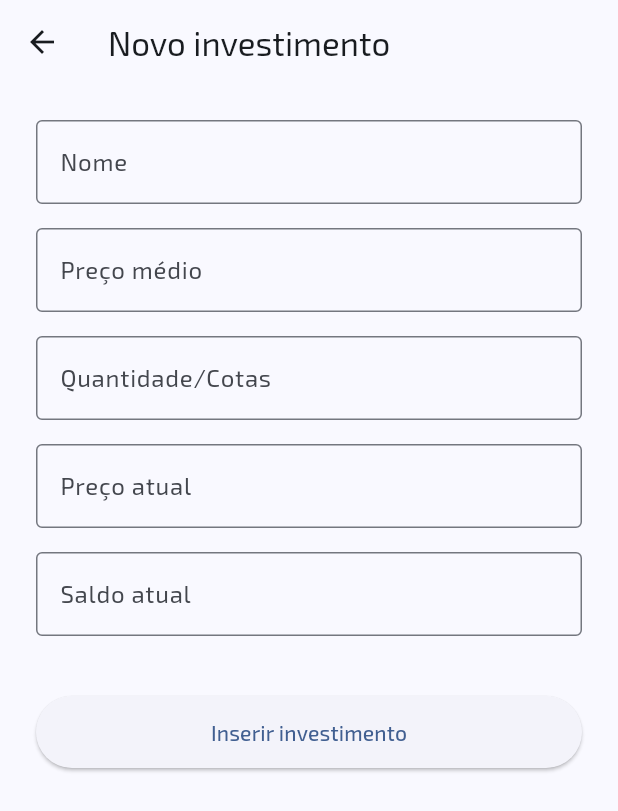
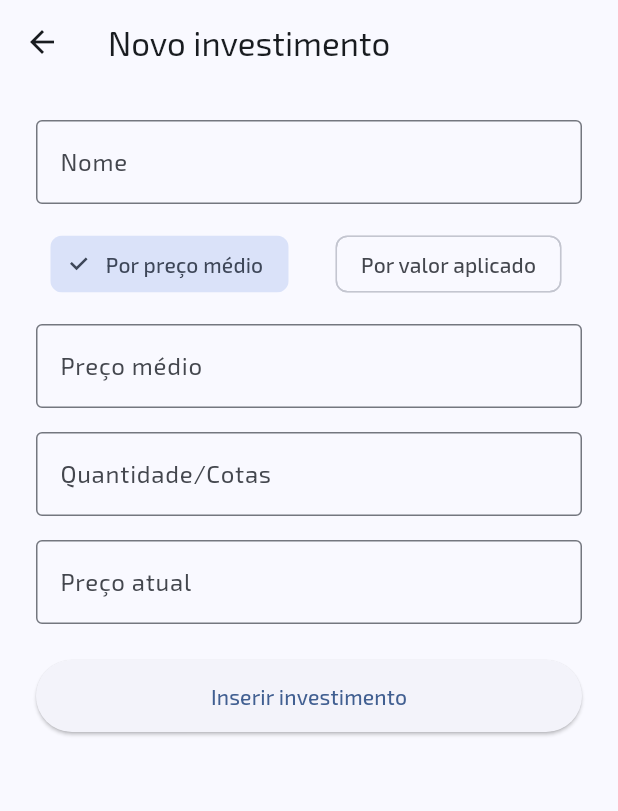
Before and after one commit to vitorruiz/flutter-organizador-financeiro, a Flutter app: the InvestmentListScreen screen opened directly, after a tap on the "add" icon, on a phone screen of 412 x 824 dp. Shown: the top 811 px of the screen. Run offline on Flutter 3.47's test engine with Material 3 defaults, Android fonts, the phone set to English and light mode, and no system bars; our stand-ins replace dynamic_color, flutter_multi_formatter, google_fonts, objectbox; accounts and stored records are empty; generated files the repository leaves out were written again.

Commit message:
feat: Enhance investment wallet functionality with detailed options and UI improvements

```diff
--- a/lib/domain/entities/investment_wallet_option.dart
+++ b/lib/domain/entities/investment_wallet_option.dart
@@ -8,14 +8,15 @@ class InvestmentWalletOption {
     required this.name,
     required this.walletPercentage,
     required this.value,
-    required this.wallet,
+    // required this.wallet,
     this.investment,
   }) : id = id ?? 0;
+
   int id;
   String name;
   double walletPercentage;
   double value;
-  InvestmentWallet wallet;
+  // InvestmentWallet wallet;
   Investment? investment;
 
   double amount() {
--- a/lib/ui/investments/widgets/create_investment_screen.dart
+++ b/lib/ui/investments/widgets/create_investment_screen.dart
@@ -1,14 +1,14 @@
 import 'package:flutter/material.dart';
-import 'package:flutter/src/services/text_formatter.dart';
 import 'package:provider/provider.dart';
 
 import '../../../common/extensions.dart';
 import '../../../common/form_validator.dart';
 import '../../../common/utils.dart';
 import '../../../domain/entities/investment.dart';
-import '../../../domain/entities/investment_category.dart';
 import '../../widgets/buttons.dart';
 import '../view_models/investments_viewmodel.dart';
+
+enum InputMode { averagePrice, appliedValue }
 
 class CreateInvestmentScreen extends StatefulWidget {
   const CreateInvestmentScreen({super.key, this.investment});
@@ -22,47 +22,46 @@ class CreateInvestmentScreen extends StatefulWidget {
 class _CreateInvestmentScreenState extends State<CreateInvestmentScreen> with FormValidator {
   final GlobalKey<FormState> _formKey = GlobalKey<FormState>();
 
-  late InvestmentsViewmodel _viewModel;
-
+  late final InvestmentsViewmodel _viewModel;
   Investment? _investment;
   bool _isEditing = false;
-  bool _shouldInputBalance = true;
-  bool _shouldInputPrice = true;
-  InvestmentCategory? _selectedCategory;
 
-  final TextEditingController _nameTextController = TextEditingController();
-  final TextEditingController _averagePriceTextController = TextEditingController();
-  final TextEditingController _quantityTextController = TextEditingController();
-  final TextEditingController _priceTextController = TextEditingController();
-  final TextEditingController _balanceTextController = TextEditingController();
-  final TextEditingController _categoryTextController = TextEditingController();
+  InputMode _inputMode = InputMode.averagePrice;
+
+  final TextEditingController _nameController = TextEditingController();
+  final TextEditingController _averagePriceController = TextEditingController();
+  final TextEditingController _quantityController = TextEditingController();
+  final TextEditingController _currentValueController = TextEditingController();
+  final TextEditingController _appliedValueController = TextEditingController();
 
   @override
   void initState() {
     super.initState();
-
     _viewModel = context.read<InvestmentsViewmodel>();
-
     _viewModel.deleteInvestment.addListener(_onDeleteResult);
     _viewModel.saveOrUpdateInvestment.addListener(_onSaveResult);
 
     _investment = widget.investment;
     _isEditing = _investment != null;
 
-    _priceTextController.addListener(_handleBalancePriceChanges);
-    _balanceTextController.addListener(_handleBalancePriceChanges);
-
-    _averagePriceTextController.text = formatToCurrency(_investment?.averagePrice);
-    _quantityTextController.text = _investment?.quantity.toString() ?? '';
-    _priceTextController.text = _shouldInputPrice ? formatToCurrency(_investment?.price) : '';
-    _balanceTextController.text =
-        _shouldInputBalance ? formatToCurrency(_investment?.balance()) : '';
+    if (_isEditing) {
+      _nameController.text = _investment!.name;
+      _averagePriceController.text = formatToCurrency(_investment!.averagePrice);
+      _quantityController.text = _investment!.quantity.toString();
+      _currentValueController.text = formatToCurrency(_investment!.price);
+      _appliedValueController.text = formatToCurrency(_investment!.averagePrice);
+    }
   }
 
   @override
   void dispose() {
     _viewModel.deleteInvestment.removeListener(_onDeleteResult);
     _viewModel.saveOrUpdateInvestment.removeListener(_onSaveResult);
+    _nameController.dispose();
+    _averagePriceController.dispose();
+    _quantityController.dispose();
+    _currentValueController.dispose();
+    _appliedValueController.dispose();
     super.dispose();
   }
 
@@ -70,9 +69,7 @@ class _CreateInvestmentScreenState extends State<CreateInvestmentScreen> with Fo
     if (_viewModel.deleteInvestment.completed) {
       _viewModel.deleteInvestment.clearResult();
       Navigator.of(context).pop();
-    }
-
-    if (_viewModel.deleteInvestment.error) {
+    } else if (_viewModel.deleteInvestment.error) {
       _viewModel.deleteInvestment.clearResult();
       ScaffoldMessenger.of(
         context,
@@ -84,26 +81,196 @@ class _CreateInvestmentScreenState extends State<CreateInvestmentScreen> with Fo
     if (_viewModel.saveOrUpdateInvestment.completed) {
       _viewModel.saveOrUpdateInvestment.clearResult();
       Navigator.of(context).pop();
-    }
-
-    if (_viewModel.saveOrUpdateInvestment.error) {
+    } else if (_viewModel.saveOrUpdateInvestment.error) {
       _viewModel.saveOrUpdateInvestment.clearResult();
       ScaffoldMessenger.of(
         context,
-      ).showSnackBar(SnackBar(content: Text('Erro ao salvar investmento ${_investment?.name}')));
+      ).showSnackBar(SnackBar(content: Text('Erro ao salvar investimento ${_investment?.name}')));
     }
   }
 
-  void _showDeleteConfirmationDialog() {
+  void _saveInvestment() {
+    final name = _nameController.text.trim();
+    final currentValue = _currentValueController.text.toDoubleWithoutCurrency() ?? 0;
+    final inputAvgPrice = _averagePriceController.text.toDoubleWithoutCurrency() ?? 0;
+    final intputQuantity = _quantityController.text.toDoubleOrNull() ?? 0;
+    final inputAppliedValue = _appliedValueController.text.toDoubleWithoutCurrency() ?? 0;
+
+    final double avgPrice =
+        _inputMode == InputMode.averagePrice ? inputAvgPrice : inputAppliedValue;
+
+    final double quantity = _inputMode == InputMode.averagePrice ? intputQuantity : 1;
+
+    if (_investment == null) {
+      _investment = Investment(
+        name: name,
+        price: currentValue,
+        averagePrice: avgPrice,
+        quantity: quantity,
+      );
+    } else {
+      _investment!
+        ..name = name
+        ..averagePrice = avgPrice
+        ..quantity = quantity
+        ..price = currentValue;
+    }
+
+    _viewModel.saveOrUpdateInvestment.execute(_investment!);
+  }
+
+  @override
+  Widget build(BuildContext context) {
+    return Scaffold(
+      appBar: AppBar(
+        title: Text(_isEditing ? _investment?.name ?? 'Editar investimento' : 'Novo investimento'),
+        actions: [
+          if (_isEditing)
+            IconButton(icon: const Icon(Icons.delete), onPressed: () => _showDeleteConfirmation()),
+        ],
+      ),
+      body: Padding(
+        padding: const EdgeInsets.all(24.0),
+        child: Form(
+          key: _formKey,
+          child: SingleChildScrollView(
+            child: Column(
+              crossAxisAlignment: CrossAxisAlignment.stretch,
+              children: [
+                Visibility(
+                  visible: !_isEditing,
+                  child: TextFormField(
+                    controller: _nameController,
+                    decoration: const InputDecoration(
+                      labelText: 'Nome',
+                      border: OutlineInputBorder(),
+                    ),
+                    validator: isNotEmpty,
+                  ),
+                ),
+                const SizedBox(height: 16),
+                // Mode selector
+                Row(
+                  children: [
+                    Expanded(
+                      child: ChoiceChip(
+                        label: const Text('Por preço médio'),
+                        selected: _inputMode == InputMode.averagePrice,
+                        onSelected: (_) {
+                          setState(() => _inputMode = InputMode.averagePrice);
+                        },
+                      ),
+                    ),
+                    const SizedBox(width: 8),
+                    Expanded(
+                      child: ChoiceChip(
+                        label: const Text('Por valor aplicado'),
+                        selected: _inputMode == InputMode.appliedValue,
+                        onSelected: (_) {
+                          setState(() => _inputMode = InputMode.appliedValue);
+                        },
+                      ),
+                    ),
+                  ],
+                ),
+                const SizedBox(height: 16),
+                if (_inputMode == InputMode.averagePrice) ...[
+                  TextFormField(
+                    controller: _averagePriceController,
+                    inputFormatters: [currencyInputFormatter],
+                    decoration: const InputDecoration(
+                      labelText: 'Preço médio',
+                      border: OutlineInputBorder(),
+                    ),
+                    keyboardType: const TextInputType.numberWithOptions(decimal: true),
+                    validator:
+                        (v) => combineValidations([
+                          () => isNotEmpty(v),
+                          () => isValidDecimal(v?.removeCurrencyFormat()),
+                        ]),
+                  ),
+                  const SizedBox(height: 16),
+                  TextFormField(
+                    controller: _quantityController,
+                    decoration: const InputDecoration(
+                      labelText: 'Quantidade/Cotas',
+                      border: OutlineInputBorder(),
+                    ),
+                    keyboardType: const TextInputType.numberWithOptions(decimal: true),
+                    validator:
+                        (v) => combineValidations([() => isNotEmpty(v), () => isValidDecimal(v)]),
+                  ),
+                  const SizedBox(height: 16),
+                  TextFormField(
+                    controller: _currentValueController,
+                    inputFormatters: [currencyInputFormatter],
+                    decoration: const InputDecoration(
+                      labelText: 'Preço atual',
+                      border: OutlineInputBorder(),
+                    ),
+                    keyboardType: const TextInputType.numberWithOptions(decimal: true),
+                    validator:
+                        (v) => combineValidations([
+                          () => isNotEmpty(v),
+                          () => isValidDecimal(v?.removeCurrencyFormat()),
+                        ]),
+                  ),
+                ] else ...[
+                  TextFormField(
+                    controller: _appliedValueController,
+                    inputFormatters: [currencyInputFormatter],
+                    decoration: const InputDecoration(
+                      labelText: 'Valor aplicado',
+                      border: OutlineInputBorder(),
+                    ),
+                    keyboardType: const TextInputType.numberWithOptions(decimal: true),
+                    validator:
+                        (v) => combineValidations([
+                          () => isNotEmpty(v),
+                          () => isValidDecimal(v?.removeCurrencyFormat()),
+                        ]),
+                  ),
+                  const SizedBox(height: 16),
+                  TextFormField(
+                    controller: _currentValueController,
+                    inputFormatters: [currencyInputFormatter],
+                    decoration: const InputDecoration(
+                      labelText: 'Valor atual',
+                      border: OutlineInputBorder(),
+                    ),
+                    keyboardType: const TextInputType.numberWithOptions(decimal: true),
+                    validator:
+                        (v) => combineValidations([
+                          () => isNotEmpty(v),
+                          () => isValidDecimal(v?.removeCurrencyFormat()),
+                        ]),
+                  ),
+                ],
+                const SizedBox(height: 24),
+                PrimaryButton(
+                  text: _isEditing ? 'Salvar investimento' : 'Inserir investimento',
+                  onPressed: () {
+                    if (_formKey.currentState!.validate()) {
+                      _saveInvestment();
+                    }
+                  },
+                ),
+              ],
+            ),
+          ),
+        ),
+      ),
+    );
+  }
+
+  void _showDeleteConfirmation() {
     showDialog(
       context: context,
       builder:
-          (BuildContext context) => AlertDialog(
+          (_) => AlertDialog(
             title: Text('Excluir ${_investment?.name}?'),
-            content: Text(
-              'Deseja realmente excluir permanentemente o investimento ${_investment?.name}',
-            ),
-            actions: <Widget>[
+            content: const Text('Deseja excluir permanentemente este investimento?'),
+            actions: [
               TextButton(onPressed: () => Navigator.pop(context), child: const Text('Cancelar')),
               TextButton(
                 onPressed: () {
@@ -116,168 +283,4 @@ class _CreateInvestmentScreenState extends State<CreateInvestmentScreen> with Fo
           ),
     );
   }
-
-  void _handleBalancePriceChanges() {
-    final double price = _priceTextController.text.toDoubleWithoutCurrency() ?? 0;
-    final double balance = _balanceTextController.text.toDoubleWithoutCurrency() ?? 0;
-    setState(() {
-      _shouldInputBalance = price == 0;
-      _shouldInputPrice = balance == 0;
-    });
-  }
-
-  void _saveInvestment() {
-    final String name = _nameTextController.text;
-    final double? averagePrice = _averagePriceTextController.text.toDoubleWithoutCurrency();
-    final double quantity = _quantityTextController.text.toDouble();
-    final double? price = _priceTextController.text.toDoubleWithoutCurrency();
-    final double? balance = _balanceTextController.text.toDoubleWithoutCurrency();
-    final InvestmentCategory category = _selectedCategory ?? InvestmentCategory(name: 'Outros');
-
-    if (_investment == null) {
-      _investment = Investment(
-        name: name,
-        price: price ?? 0,
-        averagePrice: averagePrice ?? 0,
-        quantity: quantity,
-      );
-    } else {
-      _investment?.averagePrice = averagePrice ?? 0;
-      _investment?.quantity = quantity;
-      _investment?.price = price ?? 0;
-    }
-
-    _viewModel.saveOrUpdateInvestment.execute(_investment!);
-  }
-
-  @override
-  Widget build(BuildContext context) {
-    return Scaffold(
-      appBar: AppBar(title: Text(_investment?.name ?? 'Novo investimento')),
-      body: Container(
-        padding: const EdgeInsets.all(24.0),
-        child: Form(
-          key: _formKey,
-          child: SingleChildScrollView(
-            child: Column(
-              children: <Widget>[
-                Visibility(
-                  visible: !_isEditing,
-                  child: TextFormField(
-                    controller: _nameTextController,
-                    decoration: const InputDecoration(
-                      labelText: 'Nome',
-                      border: OutlineInputBorder(),
-                    ),
-                    validator: _isEditing ? null : isNotEmpty,
-                  ),
-                ),
-                const SizedBox(height: 16),
-                TextFormField(
-                  controller: _averagePriceTextController,
-                  inputFormatters: <TextInputFormatter>[currencyInputFormatter],
-                  decoration: const InputDecoration(
-                    labelText: 'Preço médio',
-                    border: OutlineInputBorder(),
-                  ),
-                  keyboardType: const TextInputType.numberWithOptions(decimal: true),
-                  validator:
-                      (String? value) => combineValidations(<String? Function()>[
-                        () => isNotEmpty(value),
-                        () => isValidDecimal(value?.removeCurrencyFormat()),
-                      ]),
-                ),
-                const SizedBox(height: 16),
-                TextFormField(
-                  controller: _quantityTextController,
-                  decoration: const InputDecoration(
-                    labelText: 'Quantidade/Cotas',
-                    border: OutlineInputBorder(),
-                  ),
-                  keyboardType: const TextInputType.numberWithOptions(decimal: true),
-                  validator:
-                      (String? value) => combineValidations(<String? Function()>[
-                        () => isNotEmpty(value),
-                        () => isValidDecimal(value),
-                      ]),
-                ),
-                const SizedBox(height: 16),
-                TextFormField(
-                  enabled: _shouldInputPrice,
-                  controller: _priceTextController,
-                  inputFormatters: <TextInputFormatter>[currencyInputFormatter],
-                  decoration: const InputDecoration(
-                    labelText: 'Preço atual',
-                    border: OutlineInputBorder(),
-                  ),
-                  keyboardType: const TextInputType.numberWithOptions(decimal: true),
-                  validator:
-                      (String? value) =>
-                          combineValidations(<String? Function()>[() => isValidDecimal(value?.removeCurrencyFormat())]),
-                ),
-                const SizedBox(height: 16),
-                TextFormField(
-                  enabled: _shouldInputBalance,
-                  controller: _balanceTextController,
-                  inputFormatters: <TextInputFormatter>[currencyInputFormatter],
-                  decoration: const InputDecoration(
-                    labelText: 'Saldo atual',
-                    border: OutlineInputBorder(),
-                  ),
-                  keyboardType: const TextInputType.numberWithOptions(decimal: true),
-                  validator:
-                      (String? value) =>
-                          combineValidations(<String? Function()>[() => isValidDecimal(value?.removeCurrencyFormat())]),
-                ),
-                const SizedBox(height: 16),
-                // ListenableBuilder(
-                //   listenable: _viewModel.loadInvestmentCategoryList,
-                //   builder: (BuildContext context, Widget? child) {
-                //     if (_viewModel.loadInvestmentCategoryList.running) {
-                //       return const Center(child: CircularProgressIndicator());
-                //     }
-
-                //     return DropdownMenu<InvestmentCategory>(
-                //       initialSelection: _investment?.category,
-                //       dropdownMenuEntries:
-                //           _viewModel.investmentCategoryList
-                //               .map(
-                //                 (InvestmentCategory e) =>
-                //                     DropdownMenuEntry<InvestmentCategory>(label: e.name, value: e),
-                //               )
-                //               .toList(),
-                //       label: const Text('Categoria'),
-                //       expandedInsets: EdgeInsets.zero,
-                //       onSelected: (InvestmentCategory? value) {
-                //         _selectedCategory = value;
-                //       },
-                //     );
-                //   },
-                // ),
-                const SizedBox(height: 24),
-                PrimaryButton(
-                  text: _isEditing ? 'Salvar investimento' : 'Inserir investimento',
-                  onPressed: () {
-                    if (_formKey.currentState!.validate()) {
-                      _saveInvestment();
-                    }
-                  },
-                ),
-                const SizedBox(height: 8),
-                Visibility(
-                  visible: _investment != null,
-                  child: SecondaryButton(
-                    onPressed: () {
-                      _showDeleteConfirmationDialog();
-                    },
-                    text: 'Excluir',
-                  ),
-                ),
-              ],
-            ),
-          ),
-        ),
-      ),
-    );
-  }
 }
--- a/lib/ui/investments/widgets/investment_list_page.dart
+++ b/lib/ui/investments/widgets/investment_list_page.dart
@@ -1,8 +1,7 @@
 import 'package:flutter/material.dart';
 import 'package:provider/provider.dart';
 
-import '../../../domain/entities/investment.dart';
-import '../../widgets/item_summary_card.dart';
+import '../../../common/utils.dart';
 import '../view_models/investments_viewmodel.dart';
 import 'create_investment_screen.dart';
 
@@ -11,47 +10,76 @@ class InvestmentListScreen extends StatelessWidget {
 
   @override
   Widget build(BuildContext context) {
-    final InvestmentsViewmodel viewModel = context.read<InvestmentsViewmodel>();
+    final viewModel = context.read<InvestmentsViewmodel>();
 
     return Scaffold(
-      body: Container(
-        padding: const EdgeInsets.all(24.0),
+      body: Padding(
+        padding: const EdgeInsets.all(16.0),
         child: ListenableBuilder(
           listenable: viewModel.loadInvestmentList,
-          builder: (BuildContext context, Widget? child) {
-            if (viewModel.loadInvestmentList.completed && child != null) {
-              return child;
-            }
-
+          builder: (context, child) {
             if (viewModel.loadInvestmentList.running) {
               return const Center(child: CircularProgressIndicator());
             }
 
-            if (viewModel.investmentList.isNotEmpty) {
-              return ListView.separated(
-                itemCount: viewModel.investmentList.length,
-                itemBuilder: (BuildContext context, int index) {
-                  final Investment investment = viewModel.investmentList[index];
-                  return ItemSummaryCard(
-                    title: investment.name,
-                    balance: investment.balance(),
-                    rentability: investment.formattedRentability(),
-                    onClick: () async {
-                      await Navigator.of(context).push(
-                        MaterialPageRoute(
-                          builder: (BuildContext context) => CreateInvestmentScreen(investment: investment),
-                        ),
-                      );
-                    },
-                  );
-                },
-                separatorBuilder: (BuildContext context, int index) {
-                  return const SizedBox(height: 10);
-                },
-              );
+            final investments = viewModel.investmentList;
+            if (investments.isEmpty) {
+              return const Center(child: Text('Você ainda não possui nenhum investimento'));
             }
 
-            return const Center(child: Text('Você ainda não possui nenhum investmento'));
+            return ListView.separated(
+              itemCount: investments.length,
+              separatorBuilder: (_, _) => const Divider(height: 1),
+              itemBuilder: (context, index) {
+                final inv = investments[index];
+                // Define positive or negative rentability
+                final rentValue = inv.rentability();
+                final isPositive = rentValue >= 0;
+                final icon = isPositive ? Icons.trending_up : Icons.trending_down;
+                final color = isPositive ? Colors.green : Colors.red;
+
+                return InkWell(
+                  onTap: () async {
+                    await Navigator.of(context).push(
+                      MaterialPageRoute(builder: (_) => CreateInvestmentScreen(investment: inv)),
+                    );
+                  },
+                  child: Padding(
+                    padding: const EdgeInsets.symmetric(vertical: 12.0),
+                    child: Row(
+                      mainAxisAlignment: MainAxisAlignment.spaceBetween,
+                      children: [
+                        // Investment Name
+                        Expanded(
+                          child: Text(inv.name, style: Theme.of(context).textTheme.titleMedium),
+                        ),
+                        // Values and rentability
+                        Column(
+                          crossAxisAlignment: CrossAxisAlignment.end,
+                          children: [
+                            Text(
+                              formatToCurrency(inv.balance()),
+                              style: Theme.of(context).textTheme.bodyMedium,
+                            ),
+                            const SizedBox(height: 4),
+                            Row(
+                              children: [
+                                Icon(icon, size: 16, color: color),
+                                const SizedBox(width: 4),
+                                Text(
+                                  inv.formattedRentability(),
+                                  style: TextStyle(color: color, fontWeight: FontWeight.bold),
+                                ),
+                              ],
+                            ),
+                          ],
+                        ),
+                      ],
+                    ),
+                  ),
+                );
+              },
+            );
           },
         ),
       ),
@@ -59,11 +87,10 @@ class InvestmentListScreen extends StatelessWidget {
         onPressed: () async {
           await Navigator.of(
             context,
-          ).push(MaterialPageRoute(builder: (BuildContext context) => const CreateInvestmentScreen()));
+          ).push(MaterialPageRoute(builder: (_) => const CreateInvestmentScreen()));
         },
-        tooltip: 'Increment',
         child: const Icon(Icons.add),
-      ), // This trailing comma makes auto-formatting nicer for build methods.
+      ),
     );
   }
 }
```
Also changed, not shown: lib/data/local/model/investment_wallet_option_model.dart (+5 -4 lines), lib/data/repository/investment_wallet_repository_impl.dart (+48 -2 lines), lib/objectbox-model.json (+4 -10 lines), lib/ui/dashboard/view_models/dashboard_viewmodel.dart (+8 -4 lines), lib/ui/dashboard/widgets/dashboard_screen.dart (+4 -4 lines), lib/ui/wallet/widgets/wallet_detail_screen.dart (added, +70 -0 lines), lib/ui/wallet/widgets/wallet_list_screen.dart (+6 -1 lines), lib/objectbox.g.dart, lib/ui/wallet/view_models/wallet_detail_viewmodel.dart (added).
